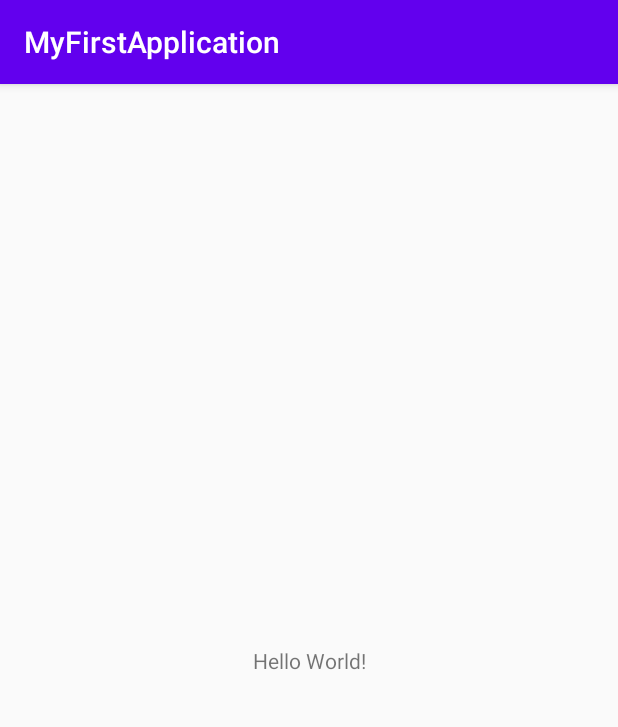
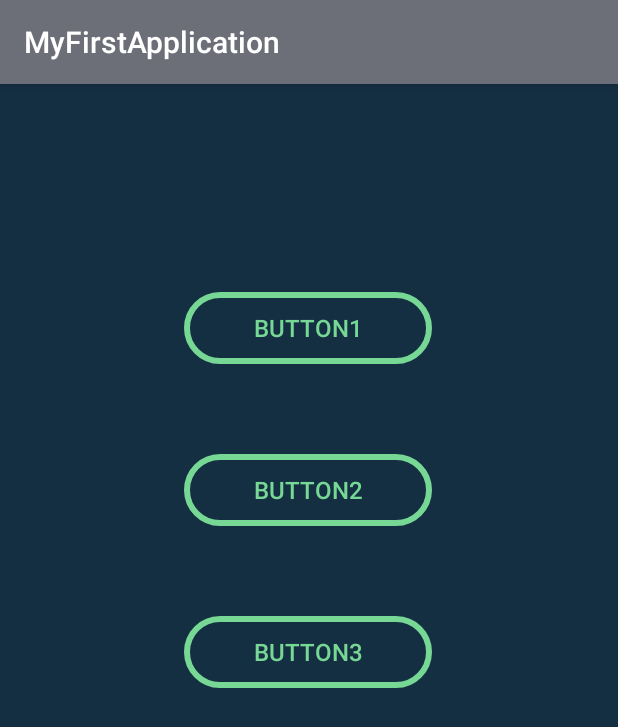
Before and after one commit to Plehanov-K/MyFirstApp, an Android app: the screen it shows after launch (MainActivity), on a phone screen of 412 x 824 dp. Shown: the top 727 px of the screen. Run offline under Robolectric (Android 15) with nearby library versions, the phone set to English and light mode, and no system bars.

Commit message:
Button and second activicy

```diff
--- a/app/src/main/AndroidManifest.xml
+++ b/app/src/main/AndroidManifest.xml
@@ -9,6 +9,7 @@
         android:roundIcon="@mipmap/ic_launcher_round"
         android:supportsRtl="true"
         android:theme="@style/AppTheme">
+        <activity android:name=".MainActivity2"></activity>
         <activity android:name=".MainActivity">
             <intent-filter>
                 <action android:name="android.intent.action.MAIN" />
--- a/app/src/main/java/com/pliakhanau/myfirstapplication/MainActivity.kt
+++ b/app/src/main/java/com/pliakhanau/myfirstapplication/MainActivity.kt
@@ -1,11 +1,17 @@
 package com.pliakhanau.myfirstapplication
 
+import android.content.Intent
 import androidx.appcompat.app.AppCompatActivity
 import android.os.Bundle
+import kotlinx.android.synthetic.main.activity_main.*
 
 class MainActivity : AppCompatActivity() {
     override fun onCreate(savedInstanceState: Bundle?) {
         super.onCreate(savedInstanceState)
         setContentView(R.layout.activity_main)
+
+        button1.setOnClickListener {
+            startActivity(Intent(this,MainActivity2::class.java))
+        }
     }
 }
--- /dev/null
+++ b/app/src/main/java/com/pliakhanau/myfirstapplication/MainActivity2.kt
@@ -0,0 +1,11 @@
+package com.pliakhanau.myfirstapplication
+
+import androidx.appcompat.app.AppCompatActivity
+import android.os.Bundle
+
+class MainActivity2 : AppCompatActivity() {
+    override fun onCreate(savedInstanceState: Bundle?) {
+        super.onCreate(savedInstanceState)
+        setContentView(R.layout.activity_main2)
+    }
+}
--- /dev/null
+++ b/app/src/main/res/drawable/my_button.xml
@@ -0,0 +1,8 @@
+<?xml version="1.0" encoding="utf-8"?>
+<shape xmlns:android="http://schemas.android.com/apk/res/android"
+    android:shape="rectangle">
+    <corners android:radius="50dp" />
+    <stroke
+        android:width="4dp"
+        android:color="#77d794" />
+</shape>
--- a/app/src/main/res/layout/activity_main.xml
+++ b/app/src/main/res/layout/activity_main.xml
@@ -4,15 +4,49 @@
     xmlns:tools="http://schemas.android.com/tools"
     android:layout_width="match_parent"
     android:layout_height="match_parent"
+    android:background="@color/colorMainView"
     tools:context=".MainActivity">
 
-    <TextView
-        android:layout_width="wrap_content"
-        android:layout_height="wrap_content"
-        android:text="Hello World!"
+    <Button
+        android:id="@+id/button1"
+        android:layout_width="165dp"
+        android:layout_height="48dp"
+        android:background="@drawable/my_button"
+        android:text="@string/button1"
+        android:textColor="@color/colorButton"
+        android:textSize="16sp"
         app:layout_constraintBottom_toBottomOf="parent"
-        app:layout_constraintLeft_toLeftOf="parent"
-        app:layout_constraintRight_toRightOf="parent"
-        app:layout_constraintTop_toTopOf="parent" />
+        app:layout_constraintEnd_toEndOf="parent"
+        app:layout_constraintHorizontal_bias="0.498"
+        app:layout_constraintStart_toStartOf="parent"
+        app:layout_constraintTop_toTopOf="parent"
+        app:layout_constraintVertical_bias="0.193" />
 
+    <Button
+        android:id="@+id/button2"
+        android:layout_width="165dp"
+        android:layout_height="48dp"
+        android:layout_marginTop="60dp"
+        android:background="@drawable/my_button"
+        android:text="@string/button2"
+        android:textColor="@color/colorButton"
+        android:textSize="16sp"
+        app:layout_constraintEnd_toEndOf="parent"
+        app:layout_constraintHorizontal_bias="0.498"
+        app:layout_constraintStart_toStartOf="parent"
+        app:layout_constraintTop_toBottomOf="@+id/button1" />
+
+    <Button
+        android:id="@+id/button3"
+        android:layout_width="165dp"
+        android:layout_height="48dp"
+        android:layout_marginTop="60dp"
+        android:background="@drawable/my_button"
+        android:text="@string/button3"
+        android:textColor="@color/colorButton"
+        android:textSize="16sp"
+        app:layout_constraintEnd_toEndOf="parent"
+        app:layout_constraintHorizontal_bias="0.498"
+        app:layout_constraintStart_toStartOf="parent"
+        app:layout_constraintTop_toBottomOf="@+id/button2" />
 </androidx.constraintlayout.widget.ConstraintLayout>
--- /dev/null
+++ b/app/src/main/res/layout/activity_main2.xml
@@ -0,0 +1,20 @@
+<?xml version="1.0" encoding="utf-8"?>
+<androidx.constraintlayout.widget.ConstraintLayout xmlns:android="http://schemas.android.com/apk/res/android"
+    xmlns:app="http://schemas.android.com/apk/res-auto"
+    xmlns:tools="http://schemas.android.com/tools"
+    android:layout_width="match_parent"
+    android:layout_height="match_parent"
+    android:background="@color/colorMainView"
+    tools:context=".MainActivity2">
+
+    <TextView
+        android:id="@+id/textView"
+        android:layout_width="wrap_content"
+        android:layout_height="wrap_content"
+        android:text="@string/app_name"
+        android:textColor="@color/colorAccent"
+        app:layout_constraintBottom_toBottomOf="parent"
+        app:layout_constraintEnd_toEndOf="parent"
+        app:layout_constraintStart_toStartOf="parent"
+        app:layout_constraintTop_toTopOf="parent" />
+</androidx.constraintlayout.widget.ConstraintLayout>
--- a/app/src/main/res/values/colors.xml
+++ b/app/src/main/res/values/colors.xml
@@ -1,6 +1,8 @@
 <?xml version="1.0" encoding="utf-8"?>
 <resources>
-    <color name="colorPrimary">#6200EE</color>
-    <color name="colorPrimaryDark">#3700B3</color>
-    <color name="colorAccent">#03DAC5</color>
+    <color name="colorPrimary">#6C6E78</color>
+    <color name="colorPrimaryDark">#444650</color>
+    <color name="colorAccent">#4f87e4</color>
+    <color name="colorButton">#77d794</color>
+    <color name="colorMainView">#142e42</color>
 </resources>
--- a/app/src/main/res/values/strings.xml
+++ b/app/src/main/res/values/strings.xml
@@ -1,3 +1,6 @@
 <resources>
     <string name="app_name">MyFirstApplication</string>
+    <string name="button1">Button1</string>
+    <string name="button2">Button2</string>
+    <string name="button3">Button3</string>
 </resources>
```
